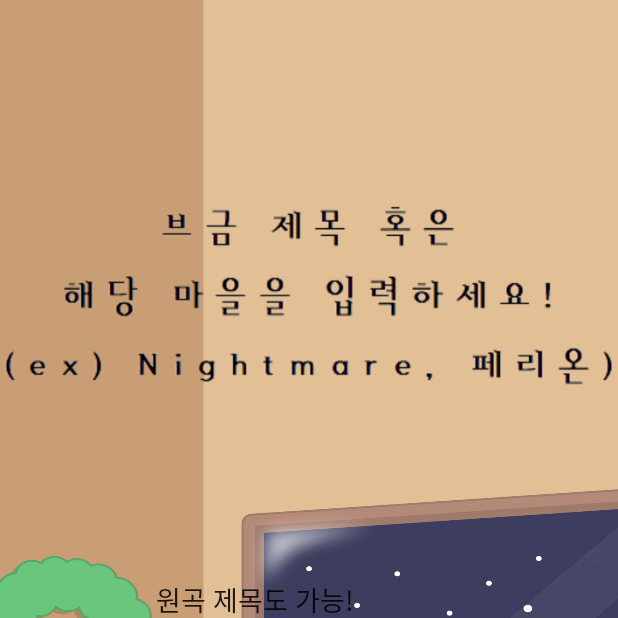
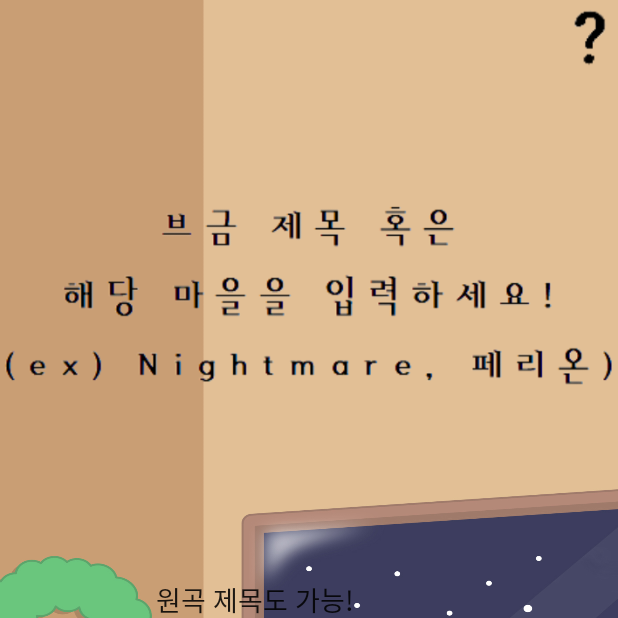
Before and after one commit to littlesam95/Maplebgm, an Android app: the PlayActivity screen opened directly, with no data from a screen before it, on a phone screen of 412 x 824 dp, the top half of it. Run offline under Robolectric (Android 15) with nearby library versions, the phone set to English and light mode, and no system bars.

Commit message:
2022.03.04 Committed

```diff
--- a/app/src/main/res/layout/activity_play.xml
+++ b/app/src/main/res/layout/activity_play.xml
@@ -11,7 +11,33 @@
     <LinearLayout
         android:layout_width="match_parent"
         android:layout_height="125dp"
-        android:orientation="horizontal"></LinearLayout>
+        android:orientation="horizontal">
+
+        <LinearLayout
+            android:layout_width="375dp"
+            android:layout_height="match_parent"
+            android:orientation="horizontal">
+
+        </LinearLayout>
+
+        <LinearLayout
+            android:layout_width="match_parent"
+            android:layout_height="50dp"
+            android:orientation="vertical">
+
+            <ImageButton
+                android:id="@+id/helpButton"
+                android:layout_width="match_parent"
+                android:layout_height="wrap_content"
+                android:backgroundTint="@android:color/transparent"
+                android:adjustViewBounds="true"
+                android:contentDescription="Help"
+                android:padding="0dp"
+                android:scaleType="fitCenter"
+                android:src="@drawable/help" />
+        </LinearLayout>
+
+    </LinearLayout>
 
     <LinearLayout
         android:layout_width="match_parent"
@@ -23,7 +49,7 @@
             android:layout_width="wrap_content"
             android:layout_height="wrap_content"
             android:layout_weight="1"
-            app:srcCompat="@drawable/exampleanswer" />
+            android:src="@drawable/exampleanswer" />
     </LinearLayout>
 
     <LinearLayout
```
Also changed, not shown: app/src/main/java/com/bodan/maplebgm/PlayActivity.kt (+85 -36 lines), app/src/main/res/layout/custon_dialog.xml (added, +47 -0 lines), app/src/main/res/drawable-v24/closebutton.png (added), app/src/main/res/drawable-v24/help.png (added), app/src/main/res/drawable-v24/information.png (added), 14 other files.
